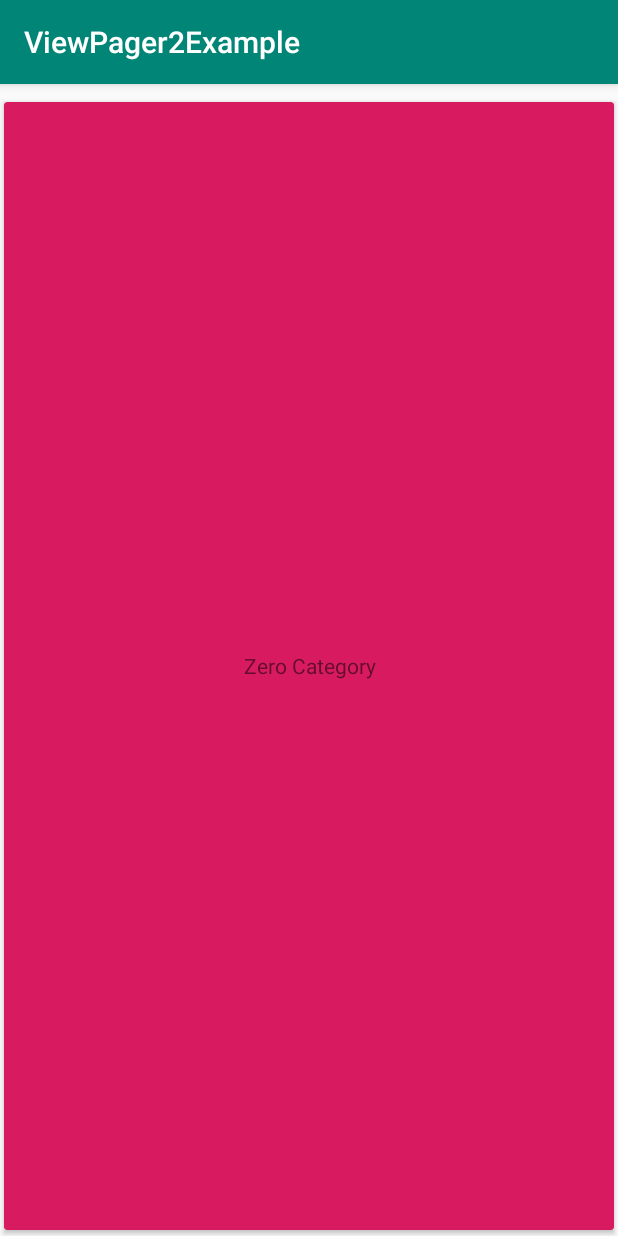
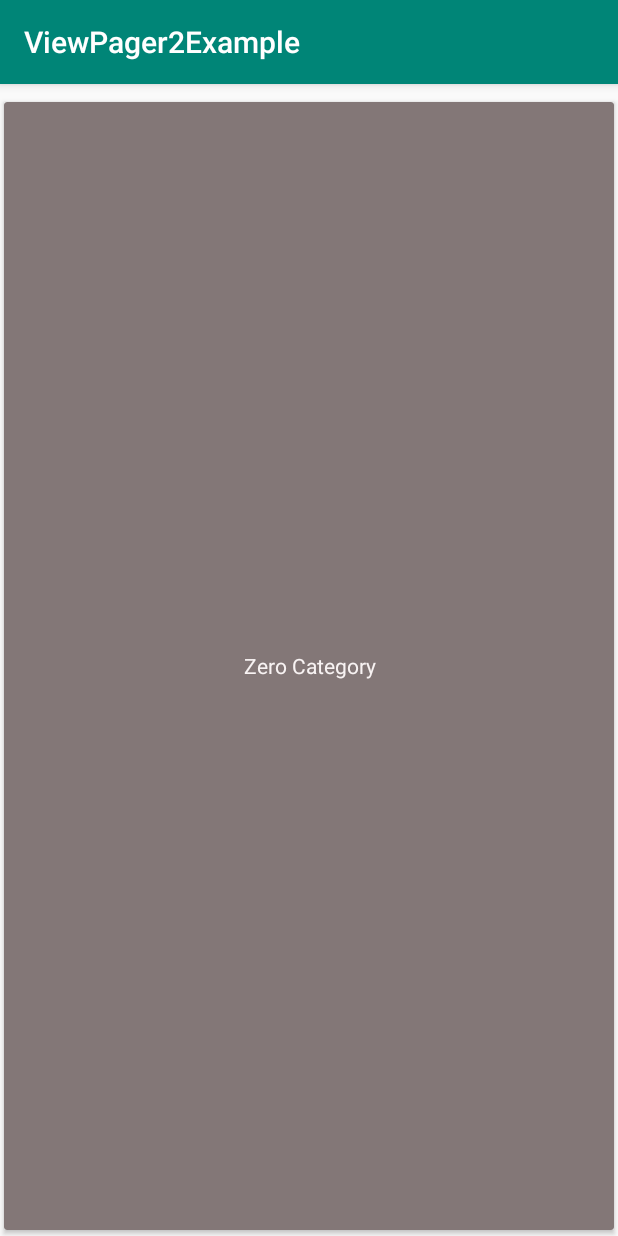
Before and after one commit to serapbercin/androidx-ViewPager2, an Android app: the InfinitiveCategoryPageActivity screen opened directly, with no data from a screen before it, on a phone screen of 412 x 824 dp. Run offline under Robolectric (Android 15) with nearby library versions, the phone set to English and light mode, and no system bars.

Commit message:
Used dummy category list to represent view pager item

```diff
--- a/app/src/main/java/com/serapbercin/viewpager2example/adapter/CategoryAdapter.kt
+++ b/app/src/main/java/com/serapbercin/viewpager2example/adapter/CategoryAdapter.kt
@@ -3,9 +3,10 @@ package com.serapbercin.viewpager2example.adapter
 import android.view.ViewGroup
 import androidx.recyclerview.widget.RecyclerView
 import com.serapbercin.viewpager2example.adapter.viewholder.CategoryViewHolder
+import com.serapbercin.viewpager2example.util.Category
 
 class CategoryAdapter : RecyclerView.Adapter<CategoryViewHolder>() {
-    var list: MutableList<String> = mutableListOf()
+    var list: List<Category> = listOf()
 
     override fun onCreateViewHolder(parent: ViewGroup, viewType: Int): CategoryViewHolder {
         return CategoryViewHolder(parent)
@@ -15,7 +16,7 @@ class CategoryAdapter : RecyclerView.Adapter<CategoryViewHolder>() {
         holder.bind(list[position])
     }
 
-    fun setItem(list: MutableList<String>) {
+    fun setItem(list: List<Category>) {
         this.list = list
         notifyDataSetChanged()
     }
--- a/app/src/main/java/com/serapbercin/viewpager2example/adapter/viewholder/CategoryViewHolder.kt
+++ b/app/src/main/java/com/serapbercin/viewpager2example/adapter/viewholder/CategoryViewHolder.kt
@@ -5,6 +5,7 @@ import android.view.View
 import android.view.ViewGroup
 import androidx.recyclerview.widget.RecyclerView
 import com.serapbercin.viewpager2example.R
+import com.serapbercin.viewpager2example.util.Category
 import kotlinx.android.synthetic.main.category_item.view.*
 
 class CategoryViewHolder constructor(itemView: View) :
@@ -12,8 +13,8 @@ class CategoryViewHolder constructor(itemView: View) :
     constructor(parent: ViewGroup) :
             this(LayoutInflater.from(parent.context).inflate(R.layout.category_item, parent, false))
 
-    fun bind(itemId: String) {
-        itemView.test.text = itemId
+    fun bind(category: Category) {
+        itemView.categoryName.text = category.name
     }
 
 }
--- a/app/src/main/java/com/serapbercin/viewpager2example/adapter/viewholder/DiffUtilCategoryItemViewHolder.kt
+++ b/app/src/main/java/com/serapbercin/viewpager2example/adapter/viewholder/DiffUtilCategoryItemViewHolder.kt
@@ -14,6 +14,6 @@ class DiffUtilCategoryItemViewHolder constructor(itemView: View) :
             this(LayoutInflater.from(parent.context).inflate(R.layout.category_item, parent, false))
 
     fun bind(category: Category) {
-        itemView.test.text = category.name
+        itemView.categoryName.text = category.name
     }
 }
--- a/app/src/main/java/com/serapbercin/viewpager2example/views/InfinitiveCategoryPageActivity.kt
+++ b/app/src/main/java/com/serapbercin/viewpager2example/views/InfinitiveCategoryPageActivity.kt
@@ -5,6 +5,7 @@ import androidx.appcompat.app.AppCompatActivity
 import com.serapbercin.viewpager2example.R
 import com.serapbercin.viewpager2example.ViewPager2PageChangeCallback
 import com.serapbercin.viewpager2example.adapter.CategoryAdapter
+import com.serapbercin.viewpager2example.util.Category
 import kotlinx.android.synthetic.main.activity_main.*
 
 class InfinitiveCategoryPageActivity : AppCompatActivity() {
@@ -15,15 +16,15 @@ class InfinitiveCategoryPageActivity : AppCompatActivity() {
         setContentView(R.layout.activity_main)
 
 
-        val list: MutableList<String> = mutableListOf()
+        val list: MutableList<Category> = mutableListOf()
 
-        list.add("Zero Category") // add an fake element to the top of the list
-        list.add("Zero Category")
-        list.add("First Category")
-        list.add("Second Category")
-        list.add("Third Category")
-        list.add("Fourth Category")
-        list.add("Fourth Category") // add an fake element to the end of the list
+        list.add(Category(1, "Zero Category")) // add an fake element to the top of the list
+        list.add(Category(2, "Zero Category"))
+        list.add(Category(3, "First Category"))
+        list.add(Category(4, "Second Category"))
+        list.add(Category(5, "Third Category"))
+        list.add(Category(6, "Fourth Category"))
+        list.add(Category(7, "Fourth Category")) // add an fake element to the end of the list
 
         val adapter = CategoryAdapter()
         viewPager2.adapter = adapter
--- a/app/src/main/res/layout/category_item.xml
+++ b/app/src/main/res/layout/category_item.xml
@@ -7,15 +7,15 @@
     android:layout_marginTop="8dp"
     android:paddingLeft="8dp"
     android:paddingRight="8dp"
-    app:cardBackgroundColor="@color/colorAccent"
+    app:cardBackgroundColor="@color/colorCategory"
     app:cardUseCompatPadding="true"
     card_view:cardCornerRadius="6dp">
 
     <TextView
-        android:id="@+id/test"
+        android:id="@+id/categoryName"
         android:layout_width="match_parent"
         android:layout_height="match_parent"
         android:gravity="center"
-        android:text="TEST" />
+        android:textColor="@color/colorText" />
 
 </androidx.cardview.widget.CardView>
--- a/app/src/main/res/values/colors.xml
+++ b/app/src/main/res/values/colors.xml
@@ -3,4 +3,6 @@
     <color name="colorPrimary">#008577</color>
     <color name="colorPrimaryDark">#00574B</color>
     <color name="colorAccent">#D81B60</color>
+    <color name="colorCategory">#837777</color>
+    <color name="colorText">#F8F3F3</color>
 </resources>
```
Also changed, not shown: app/src/main/java/com/serapbercin/viewpager2example/views/CategoryActivity.kt (+2 -9 lines), app/src/main/java/com/serapbercin/viewpager2example/views/MultipleCategoriesPageActivity.kt (+2 -9 lines), app/src/main/java/com/serapbercin/viewpager2example/views/PageTransformerCategoryActivity.kt (+2 -9 lines), app/src/main/java/com/serapbercin/viewpager2example/adapter/CategoryViewPagerAdapter.kt (line endings or trailing spaces).
